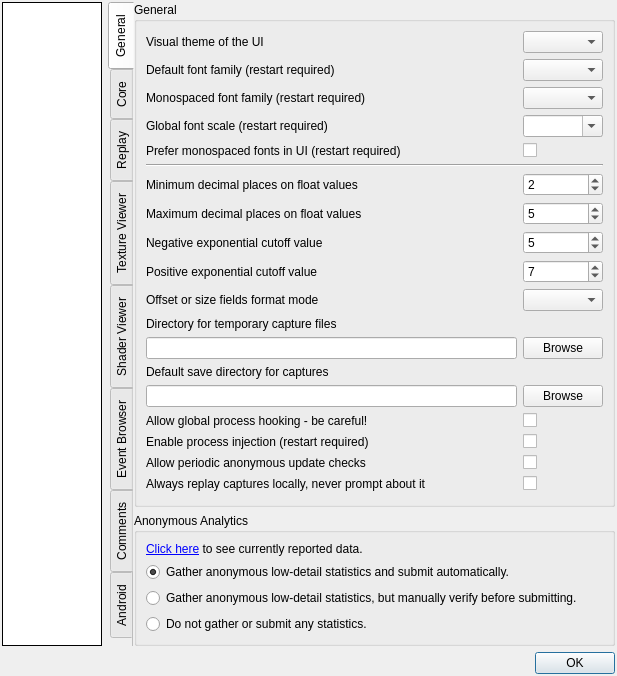
baldurk/renderdoc, file qrenderdoc/Windows/Dialogs/SettingsDialog.ui: the form before one commit.
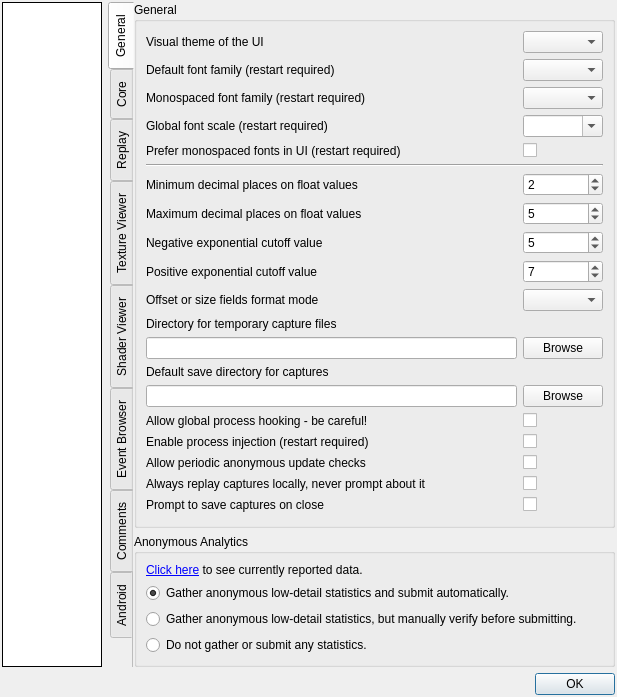
The form after the commit. Custom widgets are drawn as their Qt base class.

Commit message:
"Prompt on close" user setting for unsaved captures
This option is useful for users and workflows that use transient captures often, especially when multiple renderdoc windows are present. In these cases, being able to close all windows with one click is a big convenience.

What changed in the file:
```diff
--- a/qrenderdoc/Windows/Dialogs/SettingsDialog.ui
+++ b/qrenderdoc/Windows/Dialogs/SettingsDialog.ui
@@ -473,7 +473,27 @@
             </property>
            </widget>
           </item>
+          <item row="19" column="0">
+            <widget class="QLabel" name="label_11">
+              <property name="toolTip">
+                <string>Creates a prompt to save unsaved or modified captures to appear when renderdoc is closing.</string>
+              </property>
+              <property name="text">
+                <string>Prompt to save captures on close</string>
+              </property>
+            </widget>
+          </item>
           <item row="19" column="1">
+            <widget class="QCheckBox" name="PromptOnClose">
+              <property name="toolTip">
+                <string>Creates a prompt to save unsaved or modified captures to appear when renderdoc is closing.</string>
+              </property>
+              <property name="text">
+                <string/>
+              </property>
+            </widget>
+          </item>
+          <item row="20" column="1">
            <spacer name="verticalSpacer">
             <property name="orientation">
              <enum>Qt::Vertical</enum>
```
The commit also changes 4 other files.
